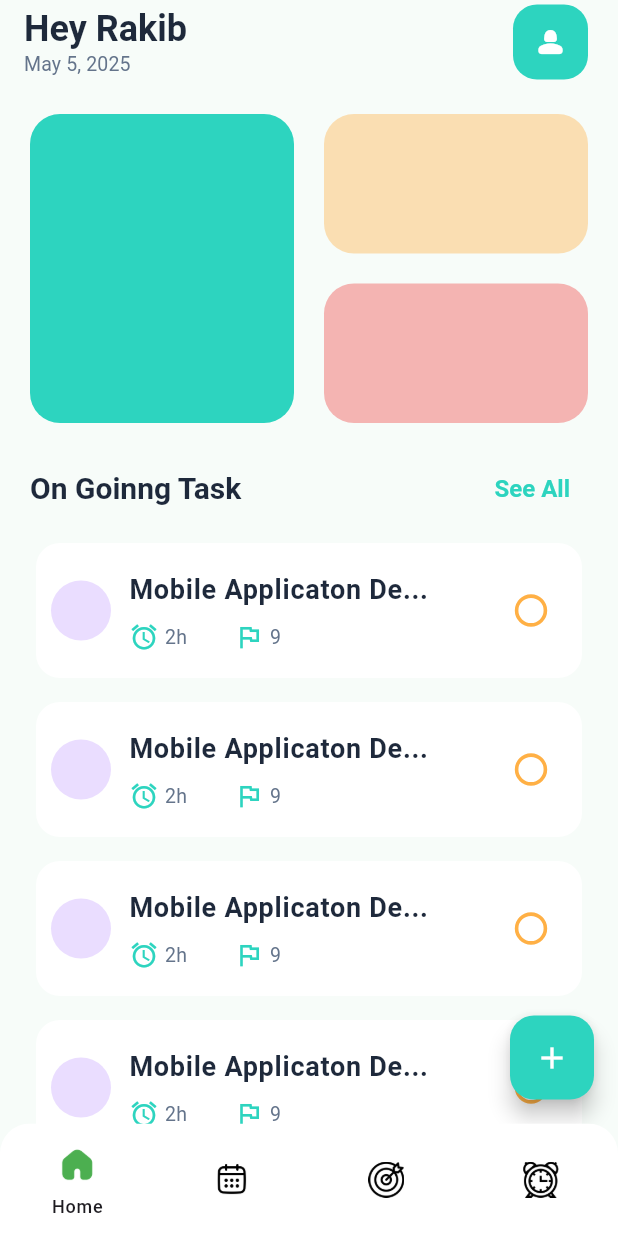
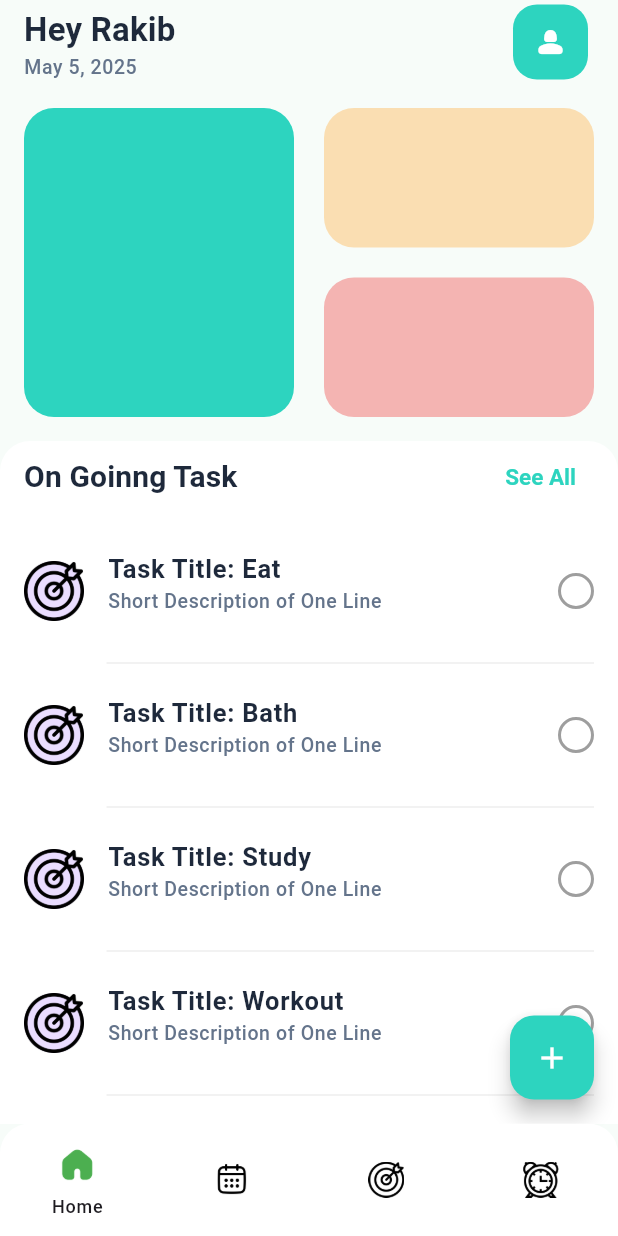
Before and after one commit to rostom17/EDGE_PROJECT_MOB_APP, a Flutter app: the screen it shows after launch, after a tap on "Get Started", on a phone screen of 412 x 824 dp. Run offline on Flutter 3.47's test engine with Material 3 defaults, Android fonts, the phone set to English and light mode, and no system bars; our stand-ins replace get, google_fonts, lottie, smooth_page_indicator; Roboto replaces fonts that are missing (San Francisco, arial).

Commit message:
custom Task Card and Checkbox added

```diff
--- a/lib/app.dart
+++ b/lib/app.dart
@@ -1,5 +1,9 @@
+import 'dart:ui';
+
 import 'package:flutter/material.dart';
 import 'package:get/get.dart';
+import 'package:google_fonts/google_fonts.dart';
+
 import 'package:my_todo_list/core/color_pallet.dart';
 import 'package:my_todo_list/view/pages/bottom_nav_page.dart';
 import 'package:my_todo_list/view/pages/on_board_page.dart';
@@ -42,36 +46,28 @@ class TaskWise extends StatelessWidget {
         surfaceTintColor: Colors.transparent,
       ),
 
-      textTheme: TextTheme(
-        displaySmall: TextStyle(
-          fontSize: 24,
-          fontWeight: FontWeight.w600,
+      textTheme: GoogleFonts.robotoTextTheme().copyWith(
+        titleMedium: TextStyle(
+          fontSize: 22,
+          fontWeight: FontWeight.bold,
           color: ColorPallet.primaryTextColor,
-          //fontFamily: "San Francisco",
         ),
-        headlineLarge: TextStyle(
+
+        titleSmall: TextStyle(
           fontSize: 20,
-          fontWeight: FontWeight.w700,
+          fontWeight: FontWeight.bold,
           color: ColorPallet.primaryTextColor,
-          fontFamily: "San Francisco",
         ),
 
         bodyLarge: TextStyle(
-          fontSize: 18,
-          fontWeight: FontWeight.w600,
+          fontSize: 17,
+          fontWeight: FontWeight.w700,
           color: ColorPallet.primaryTextColor,
-          fontFamily: "arial",
         ),
 
-        bodyMedium: TextStyle(
-          fontSize: 16,
+        bodySmall: TextStyle(
+          fontSize: 13,
           fontWeight: FontWeight.w500,
-          color: ColorPallet.secondaryTextColor,
-        ),
-
-        labelLarge: TextStyle(
-          fontSize: 13,
-          fontWeight: FontWeight.w400,
           color: ColorPallet.secondaryTextColor,
         ),
       ),
@@ -86,7 +82,7 @@ class TaskWise extends StatelessWidget {
       textButtonTheme: TextButtonThemeData(
         style: TextButton.styleFrom(
           foregroundColor: ColorPallet.primaryThemeColor,
-          textStyle: TextStyle(fontWeight: FontWeight.bold, fontSize: 16),
+          textStyle: TextStyle(fontWeight: FontWeight.bold, fontSize: 15),
         ),
       ),
 
--- a/lib/view/pages/home_page.dart
+++ b/lib/view/pages/home_page.dart
@@ -1,7 +1,8 @@
 import 'package:flutter/material.dart';
 
 import 'package:my_todo_list/core/color_pallet.dart';
-import 'package:my_todo_list/view/widgets/task_card.dart';
+import 'package:my_todo_list/view/widgets/home_page_status_bar.dart';
+import 'package:my_todo_list/view/widgets/home_page_task_list_builder.dart';
 
 class HomePage extends StatefulWidget {
   const HomePage({super.key});
@@ -11,6 +12,16 @@ class HomePage extends StatefulWidget {
 }
 
 class _HomePageState extends State<HomePage> {
+  List<String> dummyTasks = [
+    "Eat",
+    "Bath",
+    "Study",
+    "Workout",
+    "Gym",
+    "Learn",
+    "Versity",
+  ];
+
   @override
   Widget build(BuildContext context) {
     double screenHeight = MediaQuery.of(context).size.height;
@@ -23,8 +34,8 @@ class _HomePageState extends State<HomePage> {
         title: Column(
           crossAxisAlignment: CrossAxisAlignment.start,
           children: [
-            Text("Hey Rakib", style: Theme.of(context).textTheme.displaySmall),
-            Text("May 5, 2025", style: Theme.of(context).textTheme.labelLarge),
+            Text("Hey Rakib", style: Theme.of(context).textTheme.titleMedium),
+            Text("May 5, 2025", style: Theme.of(context).textTheme.bodySmall),
           ],
         ),
         centerTitle: false,
@@ -43,34 +54,17 @@ class _HomePageState extends State<HomePage> {
           ),
         ],
       ),
-      body: Padding(
-        padding: const EdgeInsets.only(top: 20, left: 20, right: 20),
-        child: SingleChildScrollView(
-          child: Column(
-            children: [
-              _buildStatusBar(screenHeight),
-              const SizedBox(height: 20),
-              Row(
-                mainAxisAlignment: MainAxisAlignment.spaceBetween,
-                children: [
-                  Text(
-                    "On Goinng Task",
-                    style: Theme.of(context).textTheme.headlineLarge,
-                  ),
-                  TextButton(onPressed: () {}, child: Text("See All")),
-                ],
-              ),
-              const SizedBox(height: 8),
+      body: SingleChildScrollView(
+        child: Column(
+          children: [
+            Padding(
+              padding: const EdgeInsets.all(16),
+              child: HomePageSatusBar(screenHeight: screenHeight),
+            ),
 
-              ...List.generate(
-                5,
-                (index) => Padding(
-                  padding: const EdgeInsets.only(bottom: 8),
-                  child: TaskCard(index: index),
-                ),
-              ),
-            ],
-          ),
+            HomePageTaskListBuilder(items: dummyTasks),
+            const SizedBox(height: 8),
+          ],
         ),
       ),
       floatingActionButton: FloatingActionButton(
@@ -79,47 +73,4 @@ class _HomePageState extends State<HomePage> {
       ),
     );
   }
-
-  SizedBox _buildStatusBar(double screenHeight) {
-    return SizedBox(
-      height: screenHeight * .25,
-      width: double.maxFinite,
-      child: Row(
-        children: [
-          Expanded(
-            child: Container(
-              decoration: BoxDecoration(
-                color: ColorPallet.primaryThemeColor,
-                borderRadius: BorderRadius.circular(20),
-              ),
-            ),
-          ),
-          const SizedBox(width: 20),
-          Expanded(
-            child: Column(
-              children: [
-                Expanded(
-                  child: Container(
-                    decoration: BoxDecoration(
-                      color: ColorPallet.ornageAccent.withAlpha(100),
-                      borderRadius: BorderRadius.circular(20),
-                    ),
-                  ),
-                ),
-                const SizedBox(height: 20),
-                Expanded(
-                  child: Container(
-                    decoration: BoxDecoration(
-                      color: ColorPallet.secondaryThemeColor.withAlpha(100),
-                      borderRadius: BorderRadius.circular(20),
-                    ),
-                  ),
-                ),
-              ],
-            ),
-          ),
-        ],
-      ),
-    );
-  }
 }
--- a/lib/view/pages/on_board_page.dart
+++ b/lib/view/pages/on_board_page.dart
@@ -65,7 +65,7 @@ class OnBoardPage extends StatelessWidget {
           style: ElevatedButton.styleFrom(
             backgroundColor: ColorPallet.primaryThemeColor,
             foregroundColor: Colors.white,
-            fixedSize: Size(MediaQuery.of(context).size.width * 55, 60),
+            fixedSize: Size(MediaQuery.of(context).size.width * 55, 40),
             elevation: 5,
             shadowColor: Colors.greenAccent.shade200,
           ),
--- /dev/null
+++ b/lib/view/widgets/custom_check_box.dart
@@ -0,0 +1,77 @@
+import 'package:flutter/material.dart';
+import 'package:my_todo_list/core/color_pallet.dart';
+
+enum TaskStatus { pending, done, failed }
+
+class CustomCheckBox extends StatelessWidget {
+  final TaskStatus status;
+  final Function(TaskStatus) onChanged;
+
+  const CustomCheckBox({
+    super.key,
+    required this.status,
+    required this.onChanged,
+  });
+
+  @override
+  Widget build(BuildContext context) {
+    IconData? icon;
+    Color fillColor;
+    Color borderColor;
+    Color iconColor;
+
+    switch (status) {
+      case TaskStatus.done:
+        icon = Icons.check;
+        fillColor = ColorPallet.primaryThemeColor;
+        iconColor = Colors.white;
+        borderColor = ColorPallet.primaryThemeColor;
+        break;
+      case TaskStatus.failed:
+        icon = Icons.close;
+        fillColor = ColorPallet.secondaryThemeColor;
+        iconColor = Colors.white;
+        borderColor = ColorPallet.secondaryThemeColor;
+        break;
+      default:
+        icon = null;
+        fillColor = Colors.transparent;
+        iconColor = Colors.transparent;
+        borderColor = Colors.grey;
+        break;
+    }
+
+    return GestureDetector(
+      onTap: () {
+        TaskStatus newStatus;
+        switch (status) {
+          case TaskStatus.pending:
+            newStatus = TaskStatus.done;
+            break;
+          case TaskStatus.done:
+            newStatus = TaskStatus.failed;
+            break;
+          case TaskStatus.failed:
+            newStatus = TaskStatus.pending;
+            break;
+        }
+        onChanged(newStatus);
+      },
+      child: Container(
+        width: 24,
+        height: 24,
+        decoration: BoxDecoration(
+          shape: BoxShape.circle,
+          color: fillColor,
+          border: Border.all(color: borderColor, width: 2),
+        ),
+        child:
+            icon != null
+                ? Center(
+                  child: Icon(icon, size: 18, color: iconColor, weight: 60),
+                )
+                : null,
+      ),
+    );
+  }
+}
--- /dev/null
+++ b/lib/view/widgets/custom_task_widget.dart
@@ -0,0 +1,69 @@
+import 'package:flutter/material.dart';
+import 'package:my_todo_list/view/widgets/custom_check_box.dart';
+
+class CustomTaskWidget extends StatefulWidget {
+  const CustomTaskWidget({super.key, required this.eachTask});
+
+  final String eachTask;
+
+  @override
+  State<CustomTaskWidget> createState() => _CustomTaskWidgetState();
+}
+
+class _CustomTaskWidgetState extends State<CustomTaskWidget> {
+  TaskStatus _status = TaskStatus.pending;
+
+  @override
+  Widget build(BuildContext context) {
+    return Column(
+      crossAxisAlignment: CrossAxisAlignment.start,
+
+      children: [
+        SizedBox(
+          height: 80,
+          width: double.maxFinite,
+          child: Row(
+            children: [
+              CircleAvatar(child: Image.asset("assets/icons/goal.png")),
+
+              Padding(
+                padding: const EdgeInsets.only(
+                  top: 12,
+                  left: 16,
+                  right: 16,
+                  bottom: 12,
+                ),
+                child: Column(
+                  crossAxisAlignment: CrossAxisAlignment.start,
+                  children: [
+                    Text(
+                      "Task Title: ${widget.eachTask}",
+                      style: Theme.of(context).textTheme.bodyLarge,
+                    ),
+
+                    Text(
+                      "Short Description of One Line",
+                      style: Theme.of(context).textTheme.bodySmall,
+                    ),
+
+                    Row(children: [SizedBox()]),
+                  ],
+                ),
+              ),
+              const Spacer(),
+              CustomCheckBox(
+                status: _status,
+                onChanged: (newStatus) {
+                  setState(() {
+                    _status = newStatus;
+                  });
+                },
+              ),
+            ],
+          ),
+        ),
+        Divider(indent: 55, color: Colors.grey.shade200),
+      ],
+    );
+  }
+}
--- /dev/null
+++ b/lib/view/widgets/home_page_status_bar.dart
@@ -0,0 +1,56 @@
+
+import 'package:flutter/material.dart';
+import 'package:my_todo_list/core/color_pallet.dart';
+
+class HomePageSatusBar extends StatelessWidget {
+  const HomePageSatusBar({
+    super.key,
+    required this.screenHeight,
+  });
+
+  final double screenHeight;
+
+  @override
+  Widget build(BuildContext context) {
+    return SizedBox(
+      height: screenHeight * .25,
+      width: double.maxFinite,
+      child: Row(
+        children: [
+          Expanded(
+            child: Container(
+              decoration: BoxDecoration(
+                color: ColorPallet.primaryThemeColor,
+                borderRadius: BorderRadius.circular(20),
+              ),
+            ),
+          ),
+          const SizedBox(width: 20),
+          Expanded(
+            child: Column(
+              children: [
+                Expanded(
+                  child: Container(
+                    decoration: BoxDecoration(
+                      color: ColorPallet.ornageAccent.withAlpha(100),
+                      borderRadius: BorderRadius.circular(20),
+                    ),
+                  ),
+                ),
+                const SizedBox(height: 20),
+                Expanded(
+                  child: Container(
+                    decoration: BoxDecoration(
+                      color: ColorPallet.secondaryThemeColor.withAlpha(100),
+                      borderRadius: BorderRadius.circular(20),
+                    ),
+                  ),
+                ),
+              ],
+            ),
+          ),
+        ],
+      ),
+    );
+  }
+}
--- /dev/null
+++ b/lib/view/widgets/home_page_task_list_builder.dart
@@ -0,0 +1,42 @@
+import 'package:flutter/material.dart';
+import 'package:my_todo_list/core/color_pallet.dart';
+import 'package:my_todo_list/view/widgets/custom_task_widget.dart';
+
+class HomePageTaskListBuilder extends StatelessWidget {
+  const HomePageTaskListBuilder({super.key, required this.items});
+
+  final List<String> items;
+
+  @override
+  Widget build(BuildContext context) {
+    return Container(
+      height: 800,
+      padding: EdgeInsets.only(left: 16, right: 16),
+      decoration: BoxDecoration(
+        borderRadius: BorderRadius.only(
+          topLeft: Radius.circular(20),
+          topRight: Radius.circular(20),
+        ),
+        color: ColorPallet.pureWhite,
+      ),
+      child: Column(
+        children: [
+          Row(
+            mainAxisAlignment: MainAxisAlignment.spaceBetween,
+            children: [
+              Text(
+                "On Goinng Task",
+                style: Theme.of(context).textTheme.titleSmall,
+              ),
+              TextButton(onPressed: () {}, child: Text("See All")),
+            ],
+          ),
+          const SizedBox(height: 12),
+          ...items
+              .take(5)
+              .map((eachTask) => CustomTaskWidget(eachTask: eachTask)),
+        ],
+      ),
+    );
+  }
+}
--- a/lib/view/widgets/task_card.dart
+++ /dev/null
@@ -1,118 +0,0 @@
-import 'package:flutter/material.dart';
-import 'package:my_todo_list/core/color_pallet.dart';
-
-class TaskCard extends StatefulWidget {
-  const TaskCard({super.key, required this.index});
-
-  final int index;
-
-  @override
-  State<TaskCard> createState() => _TaskCardState();
-}
-
-class _TaskCardState extends State<TaskCard> {
-  bool isTaskCompleted = false;
-
-  @override
-  Widget build(BuildContext context) {
-    return Card(
-      elevation: 0,
-      shape: RoundedRectangleBorder(borderRadius: BorderRadius.circular(16)),
-      borderOnForeground: true,
-      //color: ColorPallet.getCardColor(widget.index),
-      color: Colors.white,
-      child: SizedBox(
-        height: 90,
-        width: double.maxFinite,
-        child: Padding(
-          padding: EdgeInsets.all(10),
-          child: Row(
-            children: [
-              CircleAvatar(),
-              const SizedBox(width: 12),
-              Expanded(
-                child: Column(
-                  mainAxisAlignment: MainAxisAlignment.center,
-                  crossAxisAlignment: CrossAxisAlignment.start,
-                  children: [
-                    Text(
-                      titleResize("Mobile Applicaton Design"),
-                      style: Theme.of(context).textTheme.bodyLarge,
-                    ),
-                    const SizedBox(height: 8),
-                    Row(
-                      children: [
-                        SizedBox(
-                          width: 70,
-                          child: Row(
-                            children: [
-                              Icon(
-                                Icons.alarm,
-                                size: 20,
-                                color: ColorPallet.primaryThemeColor,
-                              ),
-                              const SizedBox(width: 4),
-                              Text(
-                                "2h",
-                                style: Theme.of(context).textTheme.labelLarge,
-                              ),
-                            ],
-                          ),
-                        ),
-                        SizedBox(
-                          width: 50,
-                          child: Row(
-                            children: [
-                              Icon(
-                                Icons.flag_outlined,
-                                size: 20,
-                                color: ColorPallet.primaryThemeColor,
-                              ),
-                              const SizedBox(width: 4),
-                              Text(
-                                "9",
-                                style: Theme.of(context).textTheme.labelLarge,
-                              ),
-                            ],
-                          ),
-                        ),
-                      ],
-                    ),
-                  ],
-                ),
-              ),
-              Transform.scale(
-                scale: 1.2,
-                child: Checkbox(
-                  side: BorderSide(color: ColorPallet.ornageAccent, width: 2),
-                  checkColor: ColorPallet.pureWhite,
-                  fillColor: WidgetStatePropertyAll(
-                    isTaskCompleted == true
-                        ? ColorPallet.primaryThemeColor
-                        : null,
-                  ),
-                  shape: RoundedRectangleBorder(
-                    borderRadius: BorderRadius.circular(10),
-                  ),
-                  value: isTaskCompleted,
-                  onChanged: (val) {
-                    setState(() {
-                      if (val != null) isTaskCompleted = val;
-                    });
-                  },
-                ),
-              ),
-            ],
-          ),
-        ),
-      ),
-    );
-  }
-
-  String titleResize(String title) {
-    if (title.length > 20) {
-      return title = "${title.substring(0, 20)}...";
-    }
-    return title;
-  }
-}
```
Also changed, not shown: 3 other files.
